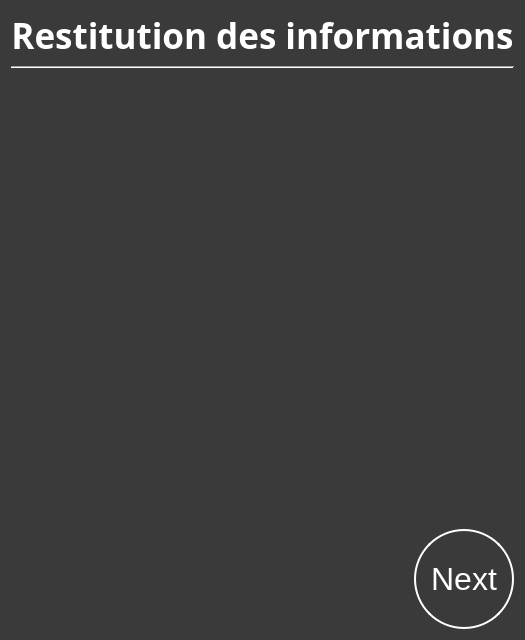
Old version of the form SporzOBC-WAL/code/resources/Phases/Night/Geneticist/result.ui in the repository Eben-Epi/SporzOBC.
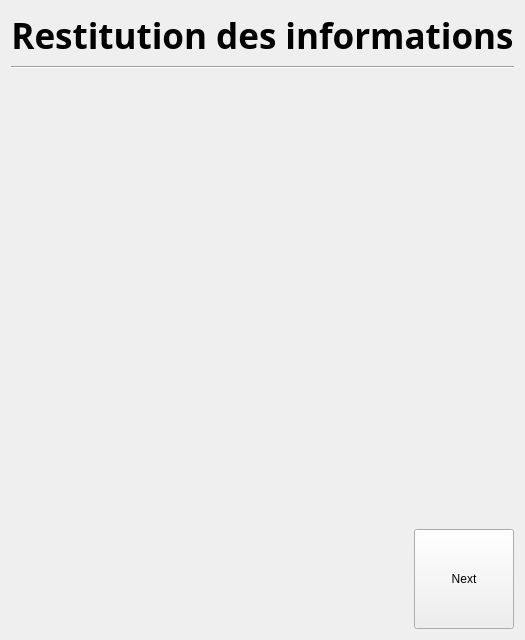
New version of the form.

Commit message: Changed style management of application (will need to use scratchpad pour a lot of night ui views)

```diff
--- a/SporzOBC-WAL/code/resources/Phases/Night/Geneticist/result.ui
+++ b/SporzOBC-WAL/code/resources/Phases/Night/Geneticist/result.ui
@@ -13,23 +13,7 @@
   <property name="windowTitle">
    <string>Form</string>
   </property>
-  <property name="styleSheet">
-   <string notr="true">#GeneticistResult {
-    background-color: rgb(58, 58, 58);;
-    }
-
-QLabel {
-	color:white;
-}
-
-QPushButton  {
-    border: 2px solid white;
-    background-color: rgb(58, 58, 58);
-    padding: 10px 10px;
-    font-size: 32px;
-	color:white;
-    border-radius: 50px;
-}</string>
+  <property name="styleSheet"><string notr="true"/>
   </property>
   <layout class="QGridLayout" name="gridLayout">
    <item row="0" column="0">
```
The commit also changes 109 other files.
